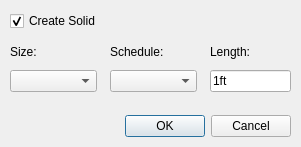
Above: ui/create-pipe.ui from rkrenzler/ose-piping-library before the change. Below: the same form after it.
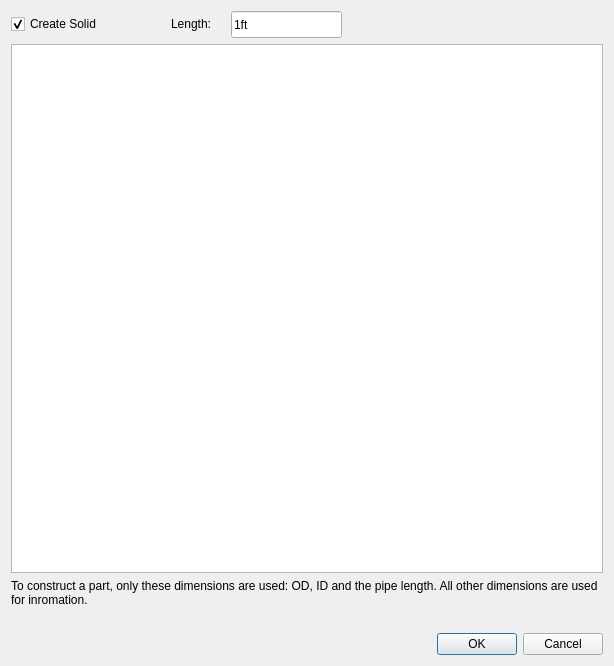
That is the form after the change. Icons and pictures are not drawn.

Commit message: add gui to the create-pipe macro

Diff of the .ui file:
```diff
--- a/ui/create-pipe.ui
+++ b/ui/create-pipe.ui
@@ -6,122 +6,128 @@
    <rect>
     <x>0</x>
     <y>0</y>
-    <width>301</width>
-    <height>147</height>
+    <width>614</width>
+    <height>666</height>
    </rect>
   </property>
   <property name="windowTitle">
    <string>Create PVC</string>
   </property>
-  <widget class="QDialogButtonBox" name="buttonBox">
-   <property name="geometry">
-    <rect>
-     <x>20</x>
-     <y>110</y>
-     <width>271</width>
-     <height>32</height>
-    </rect>
-   </property>
-   <property name="orientation">
-    <enum>Qt::Horizontal</enum>
-   </property>
-   <property name="standardButtons">
-    <set>QDialogButtonBox::Cancel|QDialogButtonBox::Ok</set>
-   </property>
-  </widget>
-  <widget class="QWidget" name="layoutWidget">
-   <property name="geometry">
-    <rect>
-     <x>10</x>
-     <y>40</y>
-     <width>87</width>
-     <height>52</height>
-    </rect>
-   </property>
-   <layout class="QVBoxLayout" name="verticalLayout_2">
-    <item>
-     <widget class="QLabel" name="label">
-      <property name="text">
-       <string>Size:</string>
-      </property>
-     </widget>
-    </item>
-    <item>
-     <widget class="QComboBox" name="comboBoxName"/>
-    </item>
-   </layout>
-  </widget>
-  <widget class="QWidget" name="layoutWidget_2">
-   <property name="geometry">
-    <rect>
-     <x>110</x>
-     <y>40</y>
-     <width>87</width>
-     <height>52</height>
-    </rect>
-   </property>
-   <layout class="QVBoxLayout" name="verticalLayout">
-    <item>
-     <widget class="QLabel" name="label_2">
-      <property name="text">
-       <string>Schedule:</string>
-      </property>
-     </widget>
-    </item>
-    <item>
-     <widget class="QComboBox" name="comboBoxSchedule"/>
-    </item>
-   </layout>
-  </widget>
-  <widget class="QWidget" name="layoutWidget_3">
-   <property name="geometry">
-    <rect>
-     <x>210</x>
-     <y>40</y>
-     <width>81</width>
-     <height>52</height>
-    </rect>
-   </property>
-   <layout class="QVBoxLayout" name="verticalLayout_3">
-    <item>
+  <layout class="QVBoxLayout" name="verticalLayout">
+   <item>
+    <widget class="QWidget" name="horizontalWidget" native="true">
+     <property name="minimumSize">
+      <size>
+       <width>0</width>
+       <height>27</height>
+      </size>
+     </property>
+     <property name="layoutDirection">
+      <enum>Qt::LeftToRight</enum>
+     </property>
      <widget class="QLabel" name="label_3">
+      <property name="geometry">
+       <rect>
+        <x>160</x>
+        <y>0</y>
+        <width>52</width>
+        <height>25</height>
+       </rect>
+      </property>
+      <property name="sizePolicy">
+       <sizepolicy hsizetype="Minimum" vsizetype="Minimum">
+        <horstretch>0</horstretch>
+        <verstretch>0</verstretch>
+       </sizepolicy>
+      </property>
+      <property name="maximumSize">
+       <size>
+        <width>200</width>
+        <height>16777215</height>
+       </size>
+      </property>
       <property name="text">
        <string>Length:</string>
       </property>
      </widget>
-    </item>
-    <item>
      <widget class="QLineEdit" name="lineEditLength">
+      <property name="geometry">
+       <rect>
+        <x>220</x>
+        <y>0</y>
+        <width>111</width>
+        <height>27</height>
+       </rect>
+      </property>
       <property name="text">
        <string>1ft</string>
       </property>
      </widget>
-    </item>
-   </layout>
-  </widget>
-  <widget class="QCheckBox" name="checkBoxCreateSolid">
-   <property name="geometry">
-    <rect>
-     <x>10</x>
-     <y>10</y>
-     <width>171</width>
-     <height>22</height>
-    </rect>
-   </property>
-   <property name="text">
-    <string>Create Solid</string>
-   </property>
-   <property name="checked">
-    <bool>true</bool>
-   </property>
-  </widget>
-  <zorder>buttonBox</zorder>
-  <zorder>layoutWidget</zorder>
-  <zorder>layoutWidget_2</zorder>
-  <zorder>layoutWidget_3</zorder>
-  <zorder>comboBoxName</zorder>
-  <zorder>label</zorder>
-  <zorder>checkBoxCreateSolid</zorder>
+     <widget class="QCheckBox" name="checkBoxCreateSolid">
+      <property name="geometry">
+       <rect>
+        <x>0</x>
+        <y>0</y>
+        <width>121</width>
+        <height>26</height>
+       </rect>
+      </property>
+      <property name="text">
+       <string>Create Solid</string>
+      </property>
+      <property name="checked">
+       <bool>true</bool>
+      </property>
+     </widget>
+    </widget>
+   </item>
+   <item>
+    <widget class="QTableView" name="tableViewParts">
+     <property name="selectionMode">
+      <enum>QAbstractItemView::SingleSelection</enum>
+     </property>
+     <property name="selectionBehavior">
+      <enum>QAbstractItemView::SelectRows</enum>
+     </property>
+    </widget>
+   </item>
+   <item>
+    <widget class="QLabel" name="label_2">
+     <property name="text">
+      <string>&lt;html&gt;&lt;head/&gt;&lt;body&gt;&lt;p&gt;To construct a part, only these dimensions are used: OD, ID and the pipe length. All other dimensions are used for inromation.&lt;/p&gt;&lt;/body&gt;&lt;/html&gt;</string>
+     </property>
+     <property name="textFormat">
+      <enum>Qt::AutoText</enum>
+     </property>
+     <property name="wordWrap">
+      <bool>true</bool>
+     </property>
+    </widget>
+   </item>
+   <item>
+    <widget class="QLabel" name="label">
+     <property name="text">
+      <string/>
+     </property>
+     <property name="pixmap">
+      <pixmap>../macros/pipe-dimensions.png</pixmap>
+     </property>
+     <property name="alignment">
+      <set>Qt::AlignCenter</set>
+     </property>
+    </widget>
+   </item>
+   <item>
+    <widget class="QDialogButtonBox" name="buttonBox">
+     <property name="orientation">
+      <enum>Qt::Horizontal</enum>
+     </property>
+     <property name="standardButtons">
+      <set>QDialogButtonBox::Cancel|QDialogButtonBox::Ok</set>
+     </property>
+    </widget>
+   </item>
+  </layout>
  </widget>
  <resources/>
  <connections>
```
Left out of the diff: 2 changed lines with no effect on the pictures. The commit also changes 5 other files.
